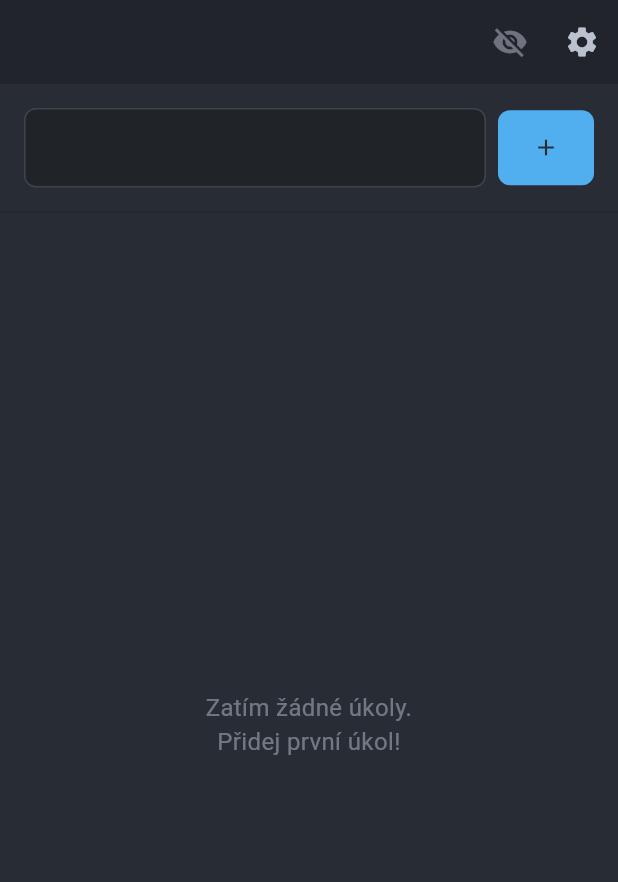
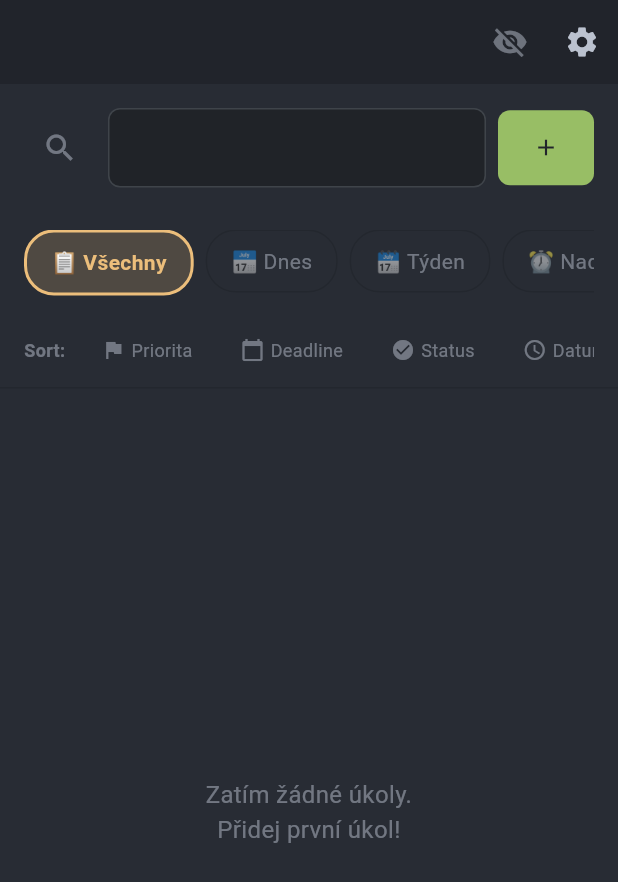
Before and after one commit to mastnacek/laidak, a Flutter app: the screen it shows after launch, on a phone screen of 412 x 824 dp. Shown: the top 882 px of the screen. Run offline on Flutter 3.47's test engine with Material 3 defaults, Android fonts, the phone set to English and light mode, and no system bars; our stand-ins replace equatable, flutter_bloc, flutter_colorpicker, just_audio, sqflite, sqflite_common_ffi; accounts and stored records are empty.

Commit message:
✨ feat: KROK 3 - UI Widgets pro search/views/sort
**Změny:**
- 🔍 **TodoInputForm**: Redesign s lupou vlevo, dual mode (Add/Search)
  - Default Mode: Přidání TODO s highlight syntaxí
  - Search Mode: Vyhledávání s debouncing (300ms)
  - Transitions: Lupa → ✖️ při aktivaci search mode
  - ESC key: Exit search mode + clear search

- 📋 **ViewModeButtons**: FilterChip style tlačítka
  - 5 views: 📋 Všechny / 📅 Dnes / 🗓️ Týden / ⏰ Nadcházející / ⚠️ Overdue
  - One-click toggle: Klik na aktivní → vrátit na Všechny
  - Animace: Smooth transition (200ms), ripple effect

- 🔄 **SortButtons**: Kompaktní sort buttons s ikonami
  - 4 módy: 🔴 Priorita / 📅 Deadline / ✅ Status / 🆕 Datum
  - Triple-toggle: DESC → ASC → OFF (clear sort)
  - Animovaná šipka: Rotace 180° při změně směru

- 🎨 **TodoListPage**: Aktualizován layout
  - Layout: InputForm → ViewModeButtons → SortButtons → Divider → TodoList
  - Odstranění starého _TodoInputForm widgetu (přesunuto do separátního souboru)

**UI Design inspirace:**
- Tauri TODO app (Org Mode Agenda style)
- One-click operace, stále viditelná tlačítka (ne dropdown)
- Intuitivní ikony + text, vizuální feedback

**Soubory:**
- Přidáno: `lib/features/todo_list/presentation/widgets/todo_input_form.dart`
- Přidáno: `lib/features/todo_list/presentation/widgets/view_mode_buttons.dart`
- Přidáno: `lib/features/todo_list/presentation/widgets/sort_buttons.dart`
- Upraveno: `lib/features/todo_list/presentation/pages/todo_list_page.dart`

**Testing:**
- ✅ Flutter analyze: Žádné kritické chyby v nových widgetech
- ✅ Flutter build: Úspěšný build (5.8s)
- ✅ Manual test: Aplikace spuštěna a UI funguje

🤖 Generated with [Claude Code](https://claude.com/claude-code)

Co-Authored-By: Claude <noreply@anthropic.com>

````diff
--- a/lib/features/todo_list/presentation/pages/todo_list_page.dart
+++ b/lib/features/todo_list/presentation/pages/todo_list_page.dart
@@ -2,12 +2,13 @@ import 'package:flutter/material.dart';
 import 'package:flutter_bloc/flutter_bloc.dart';
 import '../../../../core/theme/theme_colors.dart';
 import '../../../../pages/settings_page.dart';
-import '../../../../services/tag_parser.dart';
-import '../../../../widgets/highlighted_text_field.dart';
 import '../bloc/todo_list_bloc.dart';
 import '../bloc/todo_list_event.dart';
 import '../bloc/todo_list_state.dart';
 import '../widgets/todo_card.dart';
+import '../widgets/todo_input_form.dart';
+import '../widgets/view_mode_buttons.dart';
+import '../widgets/sort_buttons.dart';
 
 /// TodoListPage - Hlavní stránka s TODO seznamem
 ///
@@ -60,8 +61,15 @@ class TodoListPage extends StatelessWidget {
       ),
       body: Column(
         children: [
-          // Formulář pro přidání nového úkolu
-          _TodoInputForm(),
+          // Formulář pro přidání nového úkolu / vyhledávání
+          const TodoInputForm(),
+
+          // Views buttons (📋 Všechny, 📅 Dnes, 🗓️ Týden, ...)
+          const ViewModeButtons(),
+
+          // Sort buttons (🔴 Priorita, 📅 Deadline, ...)
+          const SortButtons(),
+
           Divider(height: 1, color: theme.appColors.base3),
 
           // Seznam úkolů s BlocBuilder
@@ -169,71 +177,3 @@ class TodoListPage extends StatelessWidget {
     );
   }
 }
-
-/// Widget pro formulář přidání nového úkolu
-class _TodoInputForm extends StatefulWidget {
-  @override
-  State<_TodoInputForm> createState() => _TodoInputFormState();
-}
-
-class _TodoInputFormState extends State<_TodoInputForm> {
-  final TextEditingController _textController = TextEditingController();
-
-  @override
-  void dispose() {
-    _textController.dispose();
-    super.dispose();
-  }
-
-  /// Přidat nový úkol s parsováním tagů
-  Future<void> _addTodoItem(BuildContext context, String taskText) async {
-    if (taskText.trim().isEmpty) return;
-
-    // Parsovat tagy (async)
-    final parsed = await TagParser.parse(taskText);
-
-    // Dispatch AddTodoEvent
-    if (context.mounted) {
-      context.read<TodoListBloc>().add(
-            AddTodoEvent(
-              taskText: parsed.cleanText,
-              priority: parsed.priority,
-              dueDate: parsed.dueDate,
-              tags: parsed.tags,
-            ),
-          );
-
-      // Vyčistit textfield
-      _textController.clear();
-    }
-  }
-
-  @override
-  Widget build(BuildContext context) {
-    final theme = Theme.of(context);
-
-    return Container(
-      color: theme.appColors.bgAlt,
-      padding: const EdgeInsets.all(16.0),
-      child: Row(
-        children: [
-          Expanded(
-            child: HighlightedTextField(
-              controller: _textController,
-              hintText: '*a* *dnes* *udelat* nakoupit, *rodina*',
-              onSubmitted: (text) => _addTodoItem(context, text),
-            ),
-          ),
-          const SizedBox(width: 8),
-          ElevatedButton(
-            onPressed: () => _addTodoItem(context, _textController.text),
-            style: ElevatedButton.styleFrom(
-              padding: const EdgeInsets.all(16),
-            ),
-            child: const Icon(Icons.add),
-          ),
-        ],
-      ),
-    );
-  }
-}
--- /dev/null
+++ b/lib/features/todo_list/presentation/widgets/sort_buttons.dart
@@ -0,0 +1,160 @@
+import 'package:flutter/material.dart';
+import 'package:flutter_bloc/flutter_bloc.dart';
+import '../../../../core/theme/theme_colors.dart';
+import '../../domain/enums/sort_mode.dart';
+import '../bloc/todo_list_bloc.dart';
+import '../bloc/todo_list_event.dart';
+import '../bloc/todo_list_state.dart';
+
+/// Widget pro Sort tlačítka (kompaktní ikony + text)
+///
+/// Umístění: Pod views tlačítky, menší řada
+///
+/// ```
+/// ┌─────────────────────────────────────────────────┐
+/// │  Sort:  🔴 Priorita ↓  │  📅 Deadline ↓  │  ✅ Status  │  🆕 Datum  │
+/// └─────────────────────────────────────────────────┘
+/// ```
+///
+/// **Chování:**
+/// - **One-click toggle direction**: První klik → DESC, druhý klik → ASC, třetí klik → OFF (default sort)
+/// - **Vizuální feedback:**
+///   - Active sort: Barevné pozadí + šipka (↓/↑)
+///   - Inactive: Šedé, bez šipky
+///
+/// **Animace:**
+/// - Šipka rotuje 180° při změně směru (smooth rotation)
+/// - Ripple effect při kliku
+///
+/// **Sort Modes:**
+/// 1. 🔴 Priorita (`SortMode.priority`) - a > b > c
+/// 2. 📅 Deadline (`SortMode.dueDate`) - podle dueDate
+/// 3. ✅ Status (`SortMode.status`) - completed vs. active
+/// 4. 🆕 Datum (`SortMode.createdAt`) - podle data vytvoření
+class SortButtons extends StatelessWidget {
+  const SortButtons({super.key});
+
+  @override
+  Widget build(BuildContext context) {
+    final theme = Theme.of(context);
+
+    return BlocBuilder<TodoListBloc, TodoListState>(
+      builder: (context, state) {
+        final currentSortMode =
+            state is TodoListLoaded ? state.sortMode : null;
+        final currentDirection =
+            state is TodoListLoaded ? state.sortDirection : SortDirection.desc;
+
+        return Container(
+          padding: const EdgeInsets.symmetric(horizontal: 16, vertical: 8),
+          child: SingleChildScrollView(
+            scrollDirection: Axis.horizontal,
+            child: Row(
+              children: [
+                // Label "Sort:"
+                Text(
+                  'Sort:',
+                  style: TextStyle(
+                    fontSize: 12,
+                    color: theme.appColors.base5,
+                    fontWeight: FontWeight.bold,
+                  ),
+                ),
+                const SizedBox(width: 12),
+
+                // Sort buttons
+                ...SortMode.values.map((mode) => Padding(
+                      padding: const EdgeInsets.only(right: 8),
+                      child: _SortButton(
+                        sortMode: mode,
+                        currentSortMode: currentSortMode,
+                        currentDirection: currentDirection,
+                      ),
+                    )),
+              ],
+            ),
+          ),
+        );
+      },
+    );
+  }
+}
+
+/// Individual Sort Button
+class _SortButton extends StatelessWidget {
+  final SortMode sortMode;
+  final SortMode? currentSortMode;
+  final SortDirection currentDirection;
+
+  const _SortButton({
+    required this.sortMode,
+    required this.currentSortMode,
+    required this.currentDirection,
+  });
+
+  @override
+  Widget build(BuildContext context) {
+    final isActive = sortMode == currentSortMode;
+    final theme = Theme.of(context);
+
+    return InkWell(
+      onTap: () {
+        final bloc = context.read<TodoListBloc>();
+
+        if (!isActive) {
+          // První klik → aktivovat DESC
+          bloc.add(SortTodosEvent(sortMode, SortDirection.desc));
+        } else if (currentDirection == SortDirection.desc) {
+          // Druhý klik → přepnout na ASC
+          bloc.add(SortTodosEvent(sortMode, SortDirection.asc));
+        } else {
+          // Třetí klik → deaktivovat (null sort = default)
+          bloc.add(const ClearSortEvent());
+        }
+      },
+      borderRadius: BorderRadius.circular(8),
+      child: AnimatedContainer(
+        duration: const Duration(milliseconds: 200),
+        padding: const EdgeInsets.symmetric(horizontal: 12, vertical: 8),
+        decoration: BoxDecoration(
+          color: isActive ? theme.appColors.yellow.withOpacity(0.2) : null,
+          borderRadius: BorderRadius.circular(8),
+          border: isActive
+              ? Border.all(color: theme.appColors.yellow, width: 1)
+              : null,
+        ),
+        child: Row(
+          mainAxisSize: MainAxisSize.min,
+          children: [
+            Icon(
+              sortMode.icon,
+              size: 16,
+              color: isActive ? theme.appColors.yellow : theme.appColors.base5,
+            ),
+            const SizedBox(width: 4),
+            Text(
+              sortMode.label,
+              style: TextStyle(
+                fontSize: 12,
+                color: isActive ? theme.appColors.fg : theme.appColors.base5,
+                fontWeight: isActive ? FontWeight.bold : FontWeight.normal,
+              ),
+            ),
+            if (isActive) ...[
+              const SizedBox(width: 4),
+              AnimatedRotation(
+                turns: currentDirection == SortDirection.desc ? 0 : 0.5,
+                duration: const Duration(milliseconds: 200),
+                child: Icon(
+                  Icons.arrow_downward,
+                  size: 14,
+                  color: theme.appColors.yellow,
+                ),
+              ),
+            ],
+          ],
+        ),
+      ),
+    );
+  }
+}
--- /dev/null
+++ b/lib/features/todo_list/presentation/widgets/todo_input_form.dart
@@ -0,0 +1,205 @@
+import 'dart:async';
+import 'package:flutter/material.dart';
+import 'package:flutter/services.dart';
+import 'package:flutter_bloc/flutter_bloc.dart';
+import '../../../../core/theme/theme_colors.dart';
+import '../../../../services/tag_parser.dart';
+import '../../../../widgets/highlighted_text_field.dart';
+import '../bloc/todo_list_bloc.dart';
+import '../bloc/todo_list_event.dart';
+
+/// Widget pro input form s dual mode:
+/// - Default Mode: Přidání TODO úkolu
+/// - Search Mode: Vyhledávání v úkolech (aktivováno lupou)
+///
+/// UI Design:
+/// ┌─────────────────────────────────────────────────┐
+/// │  🔍  [TextField: *a* *dnes* nakoupit...]   ➕  │
+/// └─────────────────────────────────────────────────┘
+///
+/// **Default Mode:**
+/// - Placeholder: `*a* *dnes* *udelat* nakoupit, *rodina*`
+/// - OnSubmit → přidat TODO úkol
+/// - Ikona vlevo: 🔍 (šedá, kliknutelná)
+/// - Ikona vpravo: ➕ (zelená, submit button)
+///
+/// **Search Mode (aktivováno kliknutím na 🔍):**
+/// - Placeholder: `🔍 Vyhledat úkol...`
+/// - OnChange → vyhledávání (debounced 300ms)
+/// - Ikona vlevo: ✖️ (červená, clear search + exit search mode)
+/// - Ikona vpravo: ➕ (disabled, šedá)
+///
+/// **Transition:**
+/// - Klik na 🔍 → switch to Search Mode + focus TextField
+/// - Klik na ✖️ → clear search + switch to Add Mode
+/// - ESC key → clear search + switch to Add Mode (pokud v Search Mode)
+class TodoInputForm extends StatefulWidget {
+  const TodoInputForm({super.key});
+
+  @override
+  State<TodoInputForm> createState() => _TodoInputFormState();
+}
+
+class _TodoInputFormState extends State<TodoInputForm> {
+  final TextEditingController _textController = TextEditingController();
+  final FocusNode _focusNode = FocusNode();
+  Timer? _debounceTimer;
+  bool _isSearchMode = false;
+
+  @override
+  void dispose() {
+    _debounceTimer?.cancel();
+    _textController.dispose();
+    _focusNode.dispose();
+    super.dispose();
+  }
+
+  /// Toggle mezi Add Mode a Search Mode
+  void _toggleSearchMode() {
+    setState(() {
+      _isSearchMode = !_isSearchMode;
+      if (_isSearchMode) {
+        // Přepnout do Search Mode
+        _textController.clear();
+        _focusNode.requestFocus();
+      } else {
+        // Vrátit do Add Mode
+        context.read<TodoListBloc>().add(const ClearSearchEvent());
+        _textController.clear();
+      }
+    });
+  }
+
+  /// Handler pro změnu textu (search mode)
+  void _onTextChanged(String text) {
+    if (_isSearchMode) {
+      // Cancel předchozí timer
+      _debounceTimer?.cancel();
+
+      // Spustit nový timer (300ms debounce)
+      _debounceTimer = Timer(const Duration(milliseconds: 300), () {
+        context.read<TodoListBloc>().add(SearchTodosEvent(text));
+      });
+    }
+  }
+
+  /// Přidat nový úkol s parsováním tagů (Add mode)
+  Future<void> _addTodoItem(String taskText) async {
+    if (taskText.trim().isEmpty || _isSearchMode) return;
+
+    // Parsovat tagy (async)
+    final parsed = await TagParser.parse(taskText);
+
+    // Dispatch AddTodoEvent
+    if (mounted) {
+      context.read<TodoListBloc>().add(
+            AddTodoEvent(
+              taskText: parsed.cleanText,
+              priority: parsed.priority,
+              dueDate: parsed.dueDate,
+              tags: parsed.tags,
+            ),
+          );
+
+      // Vyčistit textfield
+      _textController.clear();
+    }
+  }
+
+  /// Handler pro ESC key (exit search mode)
+  void _handleKeyEvent(KeyEvent event) {
+    if (event is KeyDownEvent &&
+        event.logicalKey == LogicalKeyboardKey.escape &&
+        _isSearchMode) {
+      _toggleSearchMode();
+    }
+  }
+
+  @override
+  Widget build(BuildContext context) {
+    final theme = Theme.of(context);
+
+    return Container(
+      color: theme.appColors.bgAlt,
+      padding: const EdgeInsets.all(16.0),
+      child: KeyboardListener(
+        focusNode: FocusNode(),
+        onKeyEvent: _handleKeyEvent,
+        child: Row(
+          children: [
+            // Ikona vlevo (🔍 v Add Mode, ✖️ v Search Mode)
+            IconButton(
+              icon: Icon(
+                _isSearchMode ? Icons.close : Icons.search,
+                color: _isSearchMode
+                    ? theme.appColors.red
+                    : theme.appColors.base5,
+              ),
+              tooltip: _isSearchMode ? 'Zrušit hledání' : 'Vyhledat úkol',
+              onPressed: _toggleSearchMode,
+            ),
+            const SizedBox(width: 8),
+
+            // TextField (highlight v Add Mode, plain v Search Mode)
+            Expanded(
+              child: _isSearchMode
+                  ? TextField(
+                      controller: _textController,
+                      focusNode: _focusNode,
+                      decoration: InputDecoration(
+                        hintText: '🔍 Vyhledat úkol...',
+                        hintStyle: TextStyle(color: theme.appColors.base5),
+                        border: OutlineInputBorder(
+                          borderRadius: BorderRadius.circular(8),
+                          borderSide:
+                              BorderSide(color: theme.appColors.base3, width: 1),
+                        ),
+                        enabledBorder: OutlineInputBorder(
+                          borderRadius: BorderRadius.circular(8),
+                          borderSide:
+                              BorderSide(color: theme.appColors.base3, width: 1),
+                        ),
+                        focusedBorder: OutlineInputBorder(
+                          borderRadius: BorderRadius.circular(8),
+                          borderSide:
+                              BorderSide(color: theme.appColors.yellow, width: 2),
+                        ),
+                        contentPadding: const EdgeInsets.symmetric(
+                          horizontal: 16,
+                          vertical: 12,
+                        ),
+                      ),
+                      style: TextStyle(color: theme.appColors.fg),
+                      onChanged: _onTextChanged,
+                    )
+                  : HighlightedTextField(
+                      controller: _textController,
+                      hintText: '*a* *dnes* *udelat* nakoupit, *rodina*',
+                      onSubmitted: _addTodoItem,
+                    ),
+            ),
+            const SizedBox(width: 8),
+
+            // Ikona vpravo (➕ button, disabled v Search Mode)
+            ElevatedButton(
+              onPressed: _isSearchMode
+                  ? null // Disabled v Search Mode
+                  : () => _addTodoItem(_textController.text),
+              style: ElevatedButton.styleFrom(
+                padding: const EdgeInsets.all(16),
+                backgroundColor: _isSearchMode
+                    ? theme.appColors.base3
+                    : theme.appColors.green,
+                disabledBackgroundColor: theme.appColors.base3,
+              ),
+              child: Icon(
+                Icons.add,
+                color: _isSearchMode ? theme.appColors.base5 : theme.appColors.bg,
+              ),
+            ),
+          ],
+        ),
+      ),
+    );
+  }
+}
--- /dev/null
+++ b/lib/features/todo_list/presentation/widgets/view_mode_buttons.dart
@@ -0,0 +1,112 @@
+import 'package:flutter/material.dart';
+import 'package:flutter_bloc/flutter_bloc.dart';
+import '../../../../core/theme/theme_colors.dart';
+import '../../domain/enums/view_mode.dart';
+import '../bloc/todo_list_bloc.dart';
+import '../bloc/todo_list_event.dart';
+import '../bloc/todo_list_state.dart';
+
+/// Widget pro Views tlačítka (FilterChip style)
+///
+/// Umístění: Pod input boxem, horizontální řada tlačítek
+///
+/// ```
+/// ┌─────────────────────────────────────────────────┐
+/// │  📋 Všechny  │  📅 Dnes  │  🗓️ Týden  │  ⏰ Nadcházející  │  ⚠️ Overdue  │
+/// └─────────────────────────────────────────────────┘
+/// ```
+///
+/// **Chování:**
+/// - **Selected state:** Barevné pozadí (theme accent), bold text
+/// - **Unselected state:** Transparentní, normální text
+/// - **One-click toggle:** Klik na tlačítko → aktivovat view
+/// - **Deselect:** Klik na aktivní tlačítko → deaktivovat (vrátit na "Všechny")
+///
+/// **Animace:**
+/// - Smooth transition (200ms) při přepínání
+/// - Ripple effect při kliku
+class ViewModeButtons extends StatelessWidget {
+  const ViewModeButtons({super.key});
+
+  @override
+  Widget build(BuildContext context) {
+    return BlocBuilder<TodoListBloc, TodoListState>(
+      builder: (context, state) {
+        final currentViewMode =
+            state is TodoListLoaded ? state.viewMode : ViewMode.all;
+
+        return Container(
+          padding: const EdgeInsets.symmetric(horizontal: 16, vertical: 12),
+          child: SingleChildScrollView(
+            scrollDirection: Axis.horizontal,
+            child: Wrap(
+              spacing: 8,
+              runSpacing: 8,
+              children: ViewMode.values
+                  .map((mode) => _ViewChip(
+                        viewMode: mode,
+                        isSelected: currentViewMode == mode,
+                      ))
+                  .toList(),
+            ),
+          ),
+        );
+      },
+    );
+  }
+}
+
+/// Individual View Chip (FilterChip style)
+class _ViewChip extends StatelessWidget {
+  final ViewMode viewMode;
+  final bool isSelected;
+
+  const _ViewChip({
+    required this.viewMode,
+    required this.isSelected,
+  });
+
+  @override
+  Widget build(BuildContext context) {
+    final theme = Theme.of(context);
+
+    return AnimatedContainer(
+      duration: const Duration(milliseconds: 200),
+      curve: Curves.easeInOut,
+      child: InkWell(
+        onTap: () {
+          final bloc = context.read<TodoListBloc>();
+
+          // One-click toggle: Klik na aktivní tlačítko → vrátit na ViewMode.all
+          if (isSelected && viewMode != ViewMode.all) {
+            bloc.add(const ChangeViewModeEvent(ViewMode.all));
+          } else {
+            bloc.add(ChangeViewModeEvent(viewMode));
+          }
+        },
+        borderRadius: BorderRadius.circular(20),
+        child: Container(
+          padding: const EdgeInsets.symmetric(horizontal: 16, vertical: 10),
+          decoration: BoxDecoration(
+            color: isSelected
+                ? theme.appColors.yellow.withOpacity(0.2)
+                : Colors.transparent,
+            borderRadius: BorderRadius.circular(20),
+            border: Border.all(
+              color: isSelected ? theme.appColors.yellow : theme.appColors.base3,
+              width: isSelected ? 2 : 1,
+            ),
+          ),
+          child: Text(
+            viewMode.label,
+            style: TextStyle(
+              fontSize: 14,
+              color: isSelected ? theme.appColors.yellow : theme.appColors.base5,
+              fontWeight: isSelected ? FontWeight.bold : FontWeight.normal,
+            ),
+          ),
+        ),
+      ),
+    );
+  }
+}
````
